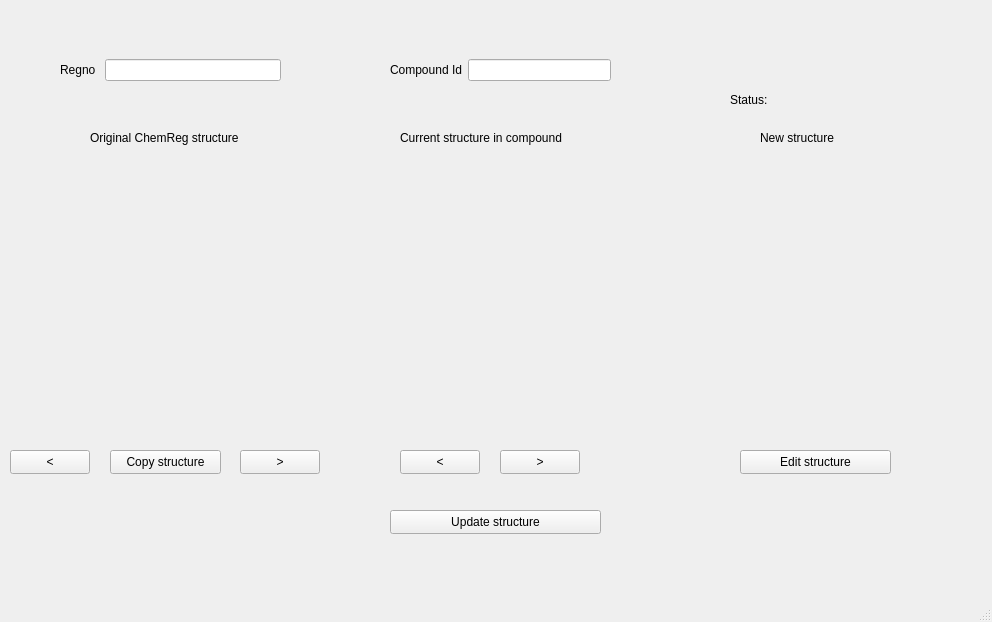
The window that tools/structureAdmin/assets/structure.ui (dahlbma/scarab_tornado) describes before a commit, drawn with Qt 5.
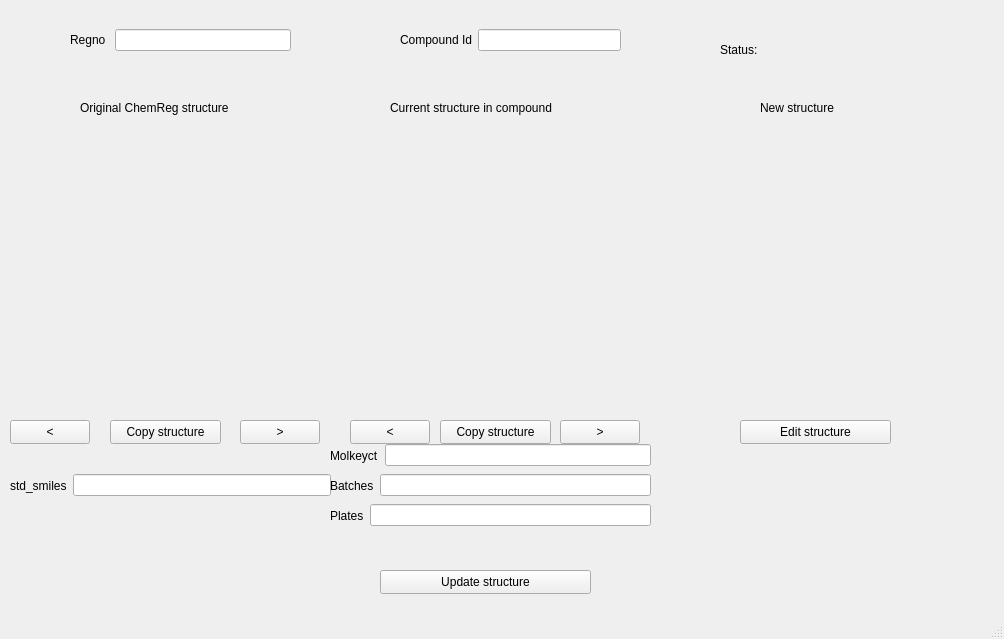
The same window after the commit.

What changed in the file:
```diff
--- a/tools/structureAdmin/assets/structure.ui
+++ b/tools/structureAdmin/assets/structure.ui
@@ -6,8 +6,8 @@
    <rect>
     <x>0</x>
     <y>0</y>
-    <width>992</width>
-    <height>622</height>
+    <width>1004</width>
+    <height>639</height>
    </rect>
   </property>
   <property name="windowTitle">
@@ -18,7 +18,7 @@
     <property name="geometry">
      <rect>
       <x>670</x>
-      <y>160</y>
+      <y>120</y>
       <width>280</width>
       <height>280</height>
      </rect>
@@ -87,7 +87,7 @@
     <property name="geometry">
      <rect>
       <x>760</x>
-      <y>130</y>
+      <y>100</y>
       <width>131</width>
       <height>16</height>
      </rect>
@@ -99,8 +99,8 @@
    <widget class="QPushButton" name="updateStructure_btn">
     <property name="geometry">
      <rect>
-      <x>390</x>
-      <y>510</y>
+      <x>380</x>
+      <y>570</y>
       <width>211</width>
       <height>24</height>
      </rect>
@@ -112,8 +112,8 @@
    <widget class="QWidget" name="horizontalLayoutWidget">
     <property name="geometry">
      <rect>
-      <x>390</x>
-      <y>30</y>
+      <x>400</x>
+      <y>0</y>
       <width>221</width>
       <height>80</height>
      </rect>
@@ -135,7 +135,7 @@
     <property name="geometry">
      <rect>
       <x>350</x>
-      <y>160</y>
+      <y>120</y>
       <width>280</width>
       <height>280</height>
      </rect>
@@ -203,8 +203,8 @@
    <widget class="QLabel" name="label_4">
     <property name="geometry">
      <rect>
-      <x>400</x>
-      <y>130</y>
+      <x>390</x>
+      <y>100</y>
       <width>191</width>
       <height>16</height>
      </rect>
@@ -217,7 +217,7 @@
     <property name="geometry">
      <rect>
       <x>740</x>
-      <y>450</y>
+      <y>420</y>
       <width>151</width>
       <height>24</height>
      </rect>
@@ -230,7 +230,7 @@
     <property name="geometry">
      <rect>
       <x>30</x>
-      <y>160</y>
+      <y>120</y>
       <width>280</width>
       <height>280</height>
      </rect>
@@ -298,8 +298,8 @@
    <widget class="QLabel" name="label_5">
     <property name="geometry">
      <rect>
-      <x>90</x>
-      <y>130</y>
+      <x>80</x>
+      <y>100</y>
       <width>191</width>
       <height>16</height>
      </rect>
@@ -311,8 +311,8 @@
    <widget class="QWidget" name="horizontalLayoutWidget_2">
     <property name="geometry">
      <rect>
-      <x>60</x>
-      <y>30</y>
+      <x>70</x>
+      <y>0</y>
       <width>221</width>
       <height>80</height>
      </rect>
@@ -334,7 +334,7 @@
     <property name="geometry">
      <rect>
       <x>10</x>
-      <y>450</y>
+      <y>420</y>
       <width>80</width>
       <height>24</height>
      </rect>
@@ -347,7 +347,7 @@
     <property name="geometry">
      <rect>
       <x>240</x>
-      <y>450</y>
+      <y>420</y>
       <width>80</width>
       <height>24</height>
      </rect>
@@ -359,8 +359,8 @@
    <widget class="QPushButton" name="compoundForward_btn">
     <property name="geometry">
      <rect>
-      <x>500</x>
-      <y>450</y>
+      <x>560</x>
+      <y>420</y>
       <width>80</width>
       <height>24</height>
      </rect>
@@ -372,8 +372,8 @@
    <widget class="QPushButton" name="compoundBackward_btn">
     <property name="geometry">
      <rect>
-      <x>400</x>
-      <y>450</y>
+      <x>350</x>
+      <y>420</y>
       <width>80</width>
       <height>24</height>
      </rect>
@@ -386,7 +386,7 @@
     <property name="geometry">
      <rect>
       <x>110</x>
-      <y>450</y>
+      <y>420</y>
       <width>111</width>
       <height>24</height>
      </rect>
@@ -398,8 +398,8 @@
    <widget class="QLabel" name="status_lab">
     <property name="geometry">
      <rect>
-      <x>730</x>
-      <y>89</y>
+      <x>720</x>
+      <y>39</y>
       <width>51</width>
       <height>21</height>
      </rect>
@@ -411,8 +411,8 @@
    <widget class="QLabel" name="statusMsg_lab">
     <property name="geometry">
      <rect>
-      <x>780</x>
-      <y>90</y>
+      <x>770</x>
+      <y>40</y>
       <width>181</width>
       <height>16</height>
      </rect>
@@ -424,6 +424,107 @@
      <string/>
     </property>
    </widget>
+   <widget class="QPushButton" name="cmpIdCopyStructure_btn">
+    <property name="geometry">
+     <rect>
+      <x>440</x>
+      <y>420</y>
+      <width>111</width>
+      <height>24</height>
+     </rect>
+    </property>
+    <property name="text">
+     <string>Copy structure</string>
+    </property>
+   </widget>
+   <widget class="QWidget" name="horizontalLayoutWidget_3">
+    <property name="geometry">
+     <rect>
+      <x>330</x>
+      <y>440</y>
+      <width>321</width>
+      <height>31</height>
+     </rect>
+    </property>
+    <layout class="QHBoxLayout" name="horizontalLayout_3">
+     <item>
+      <widget class="QLabel" name="label_8">
+       <property name="text">
+        <string>Molkeyct</string>
+       </property>
+      </widget>
+     </item>
+     <item>
+      <widget class="QLineEdit" name="molkeyct_eb"/>
+     </item>
+    </layout>
+   </widget>
+   <widget class="QWidget" name="horizontalLayoutWidget_4">
+    <property name="geometry">
+     <rect>
+      <x>330</x>
+      <y>470</y>
+      <width>321</width>
+      <height>31</height>
+     </rect>
+    </property>
+    <layout class="QHBoxLayout" name="horizontalLayout_4">
+     <item>
+      <widget class="QLabel" name="label_9">
+       <property name="text">
+        <string>Batches</string>
+       </property>
+      </widget>
+     </item>
+     <item>
+      <widget class="QLineEdit" name="batches_eb"/>
+     </item>
+    </layout>
+   </widget>
+   <widget class="QWidget" name="horizontalLayoutWidget_5">
+    <property name="geometry">
+     <rect>
+      <x>330</x>
+      <y>500</y>
+      <width>321</width>
+      <height>31</height>
+     </rect>
+    </property>
+    <layout class="QHBoxLayout" name="horizontalLayout_5">
+     <item>
+      <widget class="QLabel" name="label_10">
+       <property name="text">
+        <string>Plates</string>
+       </property>
+      </widget>
+     </item>
+     <item>
+      <widget class="QLineEdit" name="plates_eb"/>
+     </item>
+    </layout>
+   </widget>
+   <widget class="QWidget" name="horizontalLayoutWidget_6">
+    <property name="geometry">
+     <rect>
+      <x>10</x>
+      <y>470</y>
+      <width>321</width>
+      <height>31</height>
+     </rect>
+    </property>
+    <layout class="QHBoxLayout" name="horizontalLayout_6">
+     <item>
+      <widget class="QLabel" name="label_11">
+       <property name="text">
+        <string>std_smiles</string>
+       </property>
+      </widget>
+     </item>
+     <item>
+      <widget class="QLineEdit" name="stdSmiles_eb"/>
+     </item>
+    </layout>
+   </widget>
   </widget>
   <widget class="QMenuBar" name="menubar">
    <property name="geometry">
```
Left out of the diff: 2 changed lines with no effect on the pictures.
